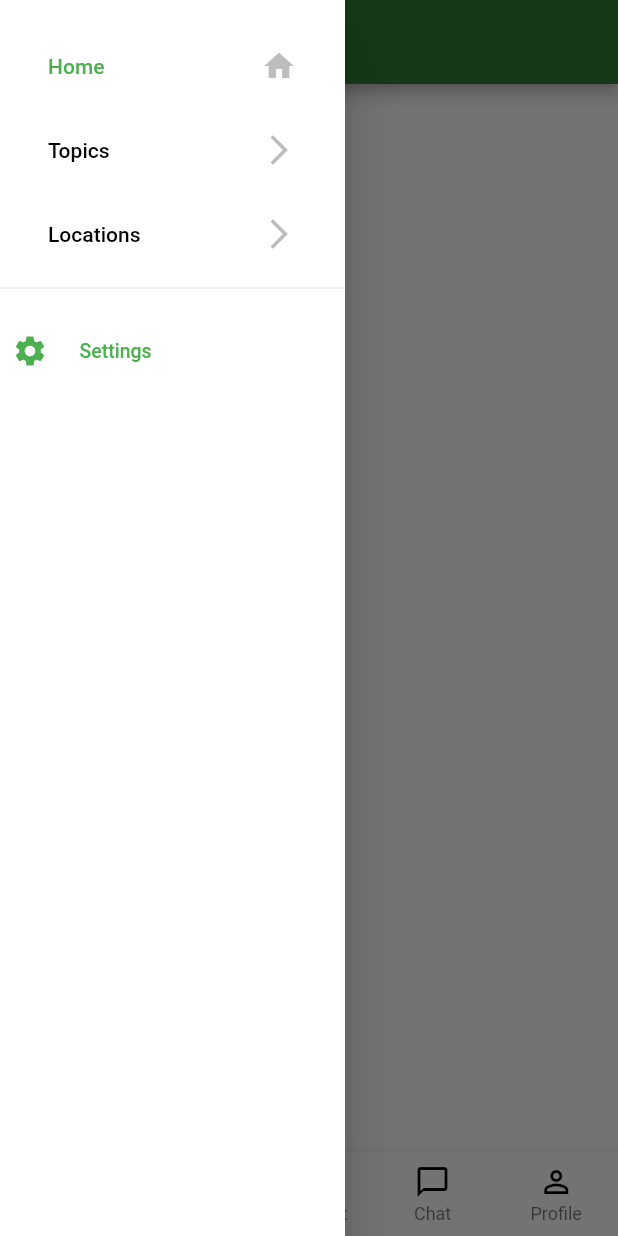
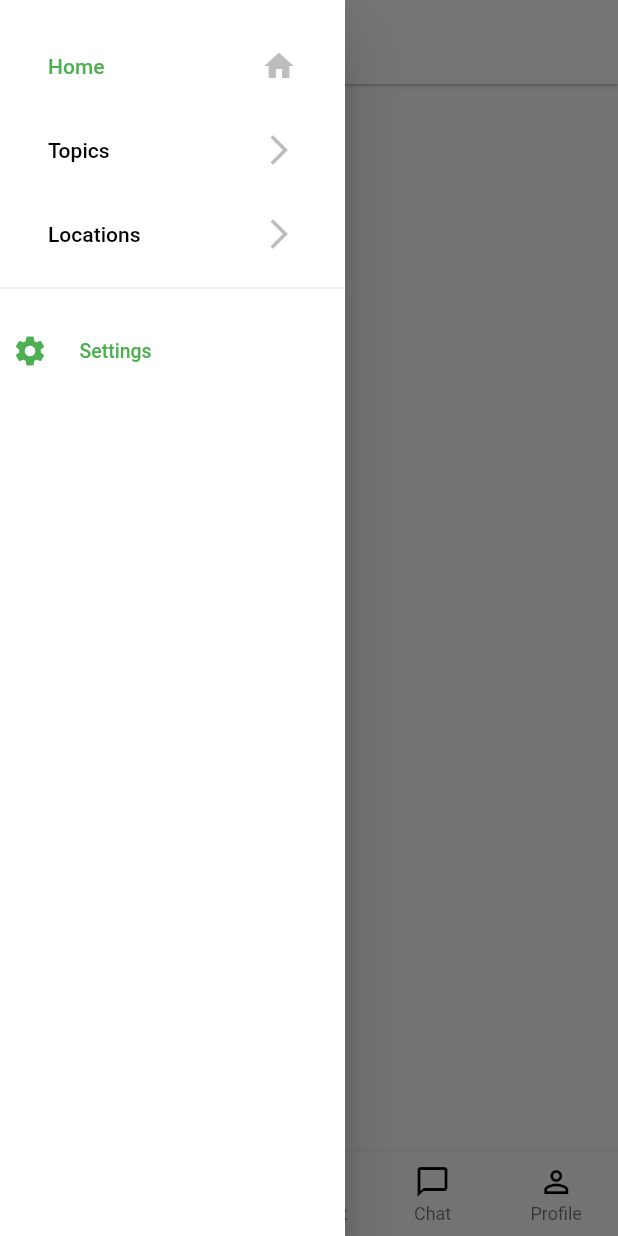
Before and after one commit to emmanuelnwogbo/spotme, a Flutter app: the screen it shows after launch, with the side drawer open, on a phone screen of 412 x 824 dp. Run offline on Flutter 3.47's test engine with Material 2 defaults, Android fonts, the phone set to English and light mode, and no system bars.

Commit message:
added elevation to AppBar and BottomAppBar

```diff
--- a/lib/components/bottomappbar.dart
+++ b/lib/components/bottomappbar.dart
@@ -6,6 +6,7 @@ class Bottomappbar extends StatelessWidget {
   Widget build(BuildContext context) {
     return BottomNavigationBar(
       currentIndex: 0,
+      elevation: 5.0,
       type: BottomNavigationBarType.fixed,
         items: <BottomNavigationBarItem>[
           BottomNavigationBarItem(
--- a/lib/components/sidenav_views/locations.dart
+++ b/lib/components/sidenav_views/locations.dart
@@ -32,7 +32,7 @@ class Locations extends StatelessWidget {
         itemBuilder: (BuildContext context, int index) {
           return new ListTile(
             contentPadding: EdgeInsets.all(7.0),
-            leading: Icon(Icons.forward, color: Colors.black26),
+            leading: Icon(Icons.location_on, color: Colors.green),
             title: Align(
               child:  Text(locations[index], style: TextStyle(color: Colors.black)),
               alignment: Alignment(-1.2, 0),
--- a/lib/home.dart
+++ b/lib/home.dart
@@ -25,8 +25,10 @@ class _HomeState extends State<Home> {
   Widget build(BuildContext context) {
     return Scaffold(
         appBar: AppBar(
-          backgroundColor: Colors.green[800],
-          title: Text('Spotme', style: TextStyle(color: Colors.white ),),
+          backgroundColor: Colors.white,
+          title: Text('Home', style: TextStyle(color: Colors.green[800] ),),
+            iconTheme: new IconThemeData(color: Colors.green[800]),
+            elevation: 0.8,
         ),
         drawer: Theme(
             data: Theme.of(context).copyWith(
```
